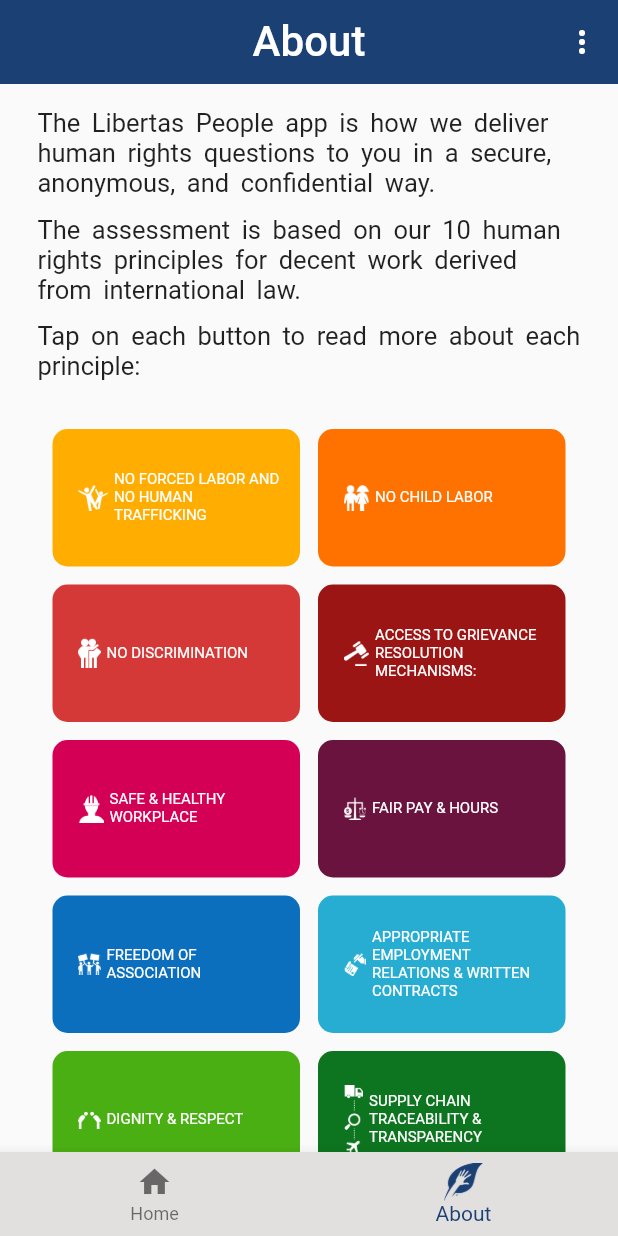
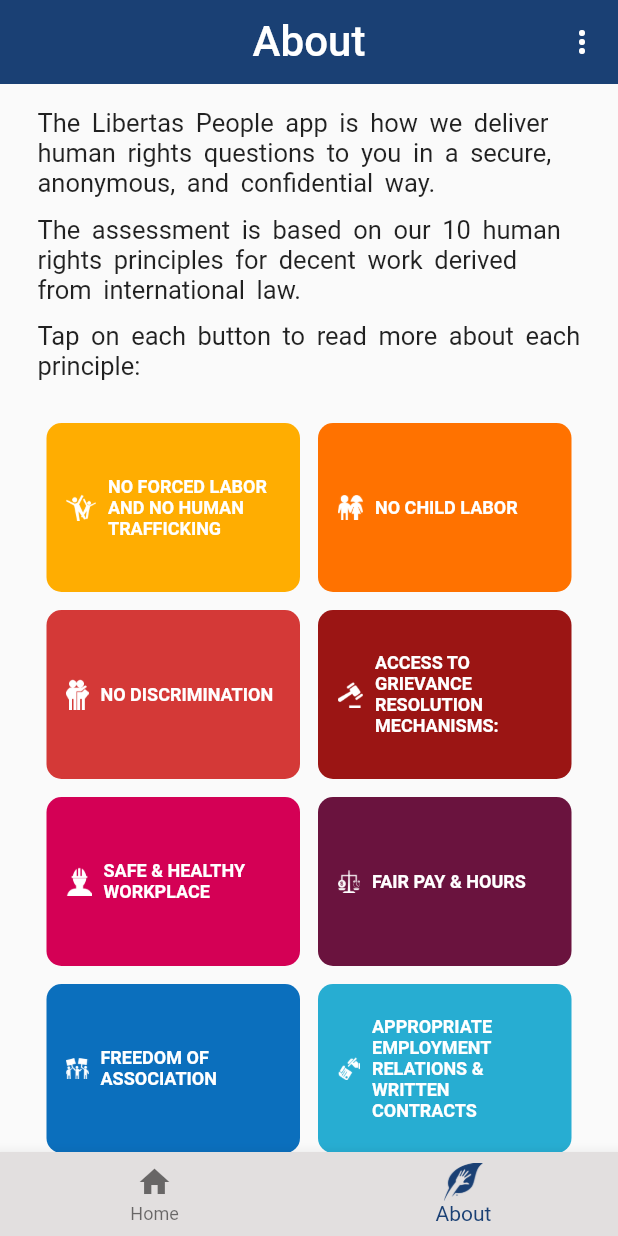
Before and after one commit to slavefreetrade/libertas_people, a Flutter app: the TabBarController screen opened directly, item 2 of the bottom bar chosen, on a phone screen of 412 x 824 dp. Run offline on Flutter 3.47's test engine with Material 2 defaults, Android fonts, the phone set to English and light mode, and no system bars; our stand-ins replace device_info, firebase_core, firebase_messaging, flutter_bloc, flutter_secure_storage, flutter_svg and 1 more; accounts and stored records are empty; generated files the repository leaves out were written again.

Commit message:
fix: minor ui fixes

```diff
--- a/lib/features/about/about.dart
+++ b/lib/features/about/about.dart
@@ -86,17 +86,19 @@ class _AboutPageState extends State<AboutPage> {
                   primary: false,
                   shrinkWrap: true,
                   physics: const NeverScrollableScrollPhysics(),
-                  padding: const EdgeInsets.all(10),
+                  padding: const EdgeInsets.all(6),
                   mainAxisSpacing: 12,
                   crossAxisSpacing: 12,
                   crossAxisCount: 2,
-                  childAspectRatio: 1.8,
+                  childAspectRatio: 1.5,
                   children: getAboutData(context).map((principle) {
                     return TextButton(
                       style: ButtonStyle(
-                        shape: MaterialStateProperty.all(RoundedRectangleBorder(
-                          borderRadius: BorderRadius.circular(10),
-                        )),
+                        shape: MaterialStateProperty.all(
+                          RoundedRectangleBorder(
+                            borderRadius: BorderRadius.circular(10),
+                          ),
+                        ),
                         backgroundColor: MaterialStateProperty.all(
                           Color(principle['color'] as int),
                         ),
@@ -117,38 +119,22 @@ class _AboutPageState extends State<AboutPage> {
                       child: Padding(
                         padding: const EdgeInsets.only(left: 5, right: 5),
                         child: Row(
-                          // crossAxisAlignment: CrossAxisAlignment.center,
-                          // mainAxisAlignment: MainAxisAlignment.center,
                           children: [
-                            Column(
-                              mainAxisAlignment: MainAxisAlignment.center,
-                              children: [
-                                // Text(
-                                //   principle['id'] as String,
-                                //   style: const TextStyle(
-                                //       color: AppColors.white,
-                                //       fontSize: 28,
-                                //       fontWeight: FontWeight.w300),
-                                // ),
-                                Padding(
-                                  padding: const EdgeInsets.only(
-                                    left: 4,
-                                    right: 4,
-                                  ),
-                                  child: Image.asset(
-                                    principle['image'] as String,
-                                    width: principle['image_size'] as double,
-                                  ),
-                                ),
-                              ],
+                            Center(
+                              child: Image.asset(
+                                principle['image'] as String,
+                                width: principle['image_size'] as double,
+                              ),
                             ),
+                            const SizedBox(width: 8),
                             Flexible(
                               child: Text(
                                 principle['title'] as String,
                                 textAlign: TextAlign.start,
                                 style: const TextStyle(
                                   color: AppColors.white,
-                                  fontSize: 10,
+                                  fontWeight: FontWeight.w600,
+                                  fontSize: 12,
                                 ),
                                 softWrap: true,
                               ),
--- a/lib/features/home/home_page_content/unfinished_survey_content.dart
+++ b/lib/features/home/home_page_content/unfinished_survey_content.dart
@@ -1,4 +1,5 @@
 import 'package:flutter/material.dart';
+import 'package:flutter_svg/svg.dart';
 import 'package:libertaspeople/features/survey/survey_cubit.dart';
 import 'package:flutter_bloc/flutter_bloc.dart';
 import 'package:libertaspeople/generated/l10n.dart';
@@ -39,7 +40,7 @@ class UnfinishedSurveyContent extends StatelessWidget {
               children: [
                 SizedBox(
                   height: 50,
-                  child: Image.asset(AppImages.group129),
+                  child: SvgPicture.asset(AppImages.yesNo2Svg),
                 ),
                 Flexible(
                   child: Column(
--- a/lib/features/home/home_page_content/welcome_back_content.dart
+++ b/lib/features/home/home_page_content/welcome_back_content.dart
@@ -1,4 +1,5 @@
 import 'package:flutter/material.dart';
+import 'package:flutter_svg/flutter_svg.dart';
 import 'package:libertaspeople/features/survey/survey_cubit.dart';
 import 'package:flutter_bloc/flutter_bloc.dart';
 import 'package:libertaspeople/generated/l10n.dart';
@@ -33,7 +34,7 @@ class WelcomeBackContent extends StatelessWidget {
               children: [
                 SizedBox(
                   height: 50,
-                  child: Image.asset(AppImages.group129),
+                  child: SvgPicture.asset(AppImages.yesNo2Svg),
                 ),
                 Flexible(
                   child: Column(
--- a/lib/features/home/home_page_content/welcome_first_time_content.dart
+++ b/lib/features/home/home_page_content/welcome_first_time_content.dart
@@ -1,4 +1,5 @@
 import 'package:flutter/material.dart';
+import 'package:flutter_svg/svg.dart';
 import '../../../generated/l10n.dart';
 import '../../../shared_ui_elements/buttons/button_orange_color.dart';
 import '../../../shared_ui_elements/images.dart';
@@ -63,7 +64,7 @@ class _WelcomeFirstTimeContentState extends State<WelcomeFirstTimeContent> {
                 SizedBox(
                   height: 50,
                   width: 50,
-                  child: Image.asset(AppImages.i),
+                  child: SvgPicture.asset(AppImages.yesNo1Svg),
                 ),
                 const Spacer(),
                 Flexible(
--- a/lib/features/onboarding/onboarding_tab_view.dart
+++ b/lib/features/onboarding/onboarding_tab_view.dart
@@ -41,7 +41,7 @@ class OnBoardingTabView extends StatelessWidget {
                 const SizedBox(height: 25),
                 Text(
                   bottomText,
-                  textAlign: TextAlign.justify,
+                  textAlign: TextAlign.left,
                   softWrap: true,
                   style: const TextStyle(
                     color: AppColors.darkBlue,
--- a/lib/features/survey/survey_question_page.dart
+++ b/lib/features/survey/survey_question_page.dart
@@ -108,7 +108,7 @@ class _SurveyQuestionPageState extends State<SurveyQuestionPage> {
                                 vertical: 30, horizontal: 20),
                             // height: height * 0.35,
                             child: Text(
-                              _question.display,
+                              formatQuestionText(_question.display),
                               style: const TextStyle(fontSize: 20),
                             ),
                           ),
@@ -191,6 +191,10 @@ class _SurveyQuestionPageState extends State<SurveyQuestionPage> {
     );
   }
 
+  String formatQuestionText(String text) {
+    return text.replaceAll('<br>', '\n').replaceAll('&nbsp;', ' ');
+  }
+
   Future<bool> _onBackPressed(BuildContext context) {
     showDialog(
       context: context,
--- a/lib/l10n/intl_en.arb
+++ b/lib/l10n/intl_en.arb
@@ -14,7 +14,7 @@
  "next": "Next",
  "information": "Information",
  "yourValuableInputIn5Minutes": "Before you start the workplace assessment, we would just like to remind you:",
- "pleaseAnswerFreelyBasedOnYourOwnExperiencesAndObservations": "Answering to the following questions will not expose you to any risk or repercussion with your managers or employer.",
+ "pleaseAnswerFreelyBasedOnYourOwnExperiencesAndObservations": "Answering the following questions will not expose you to any risk or repercussion with your managers or employer.",
  "nobodyShouldTellYouWhatToAnswerOrControlYouWhenYouTakeTheSurvey": "Nobody should tell you what to answer or control you when you take the assessment.",
  "completingTheSurveyWillNotExposeYouToAnyRiskOrRepercussionWithYour": "Please answer freely based on your own experience and observations.",
  "questionsMarkedWithAStarSymbolAreObligatoryToAnswer": "",
@@ -30,7 +30,7 @@
  "youHaveNoSurveysAtTheMomentWeWillNotifyYouWhenThereIsANewSurveyAvailable": "You have no questionnaires to complete at the moment. We will notify you when the new assessment starts.",
  "youHaveASurveyThatHasNotBeenCompleted": "You have a questionnaire that has not been completed.",
  "yourSurveyForTheMonthIsUnfinishedPleaseTakeAFewMinutesToFinishIt":  "There are still some questions remaining for this assessment. Please take a few minutes to complete it.",
- "finishSurvey": "Complete your Assessment",
+ "finishSurvey": "Complete Assessment",
  "welcomeBack": "Welcome back",
  "yourMonthlySurveyWith10BinaryQuestionsIsReady": "Your monthly survey with 10 binary questions is ready.",
  "takeSurvey": "Start your Assessment",
--- a/lib/shared_ui_elements/images.dart
+++ b/lib/shared_ui_elements/images.dart
@@ -3,10 +3,11 @@ class AppImages {
   static const String onBoarding1 = 'assets/onboarding-1.svg';
   static const String onBoarding2 = 'assets/onboarding-2.svg';
   static const String onBoarding3 = 'assets/onboarding-3.png';
-  static const String womenFallingInLineHoldingEachOther = 'assets/woman-falling-in-line-holding-each-other-1206059 1.jpg';
-  static const String group129 = 'assets/icons/Group 129.png';
+  static const String womenFallingInLineHoldingEachOther =
+      'assets/woman-falling-in-line-holding-each-other-1206059 1.jpg';
+  static const String yesNo2Svg = 'assets/icons/yes-no2.svg';
+  static const String yesNo1Svg = 'assets/icons/yes-no1.svg';
   static const String ima = 'assets/icons/ima.png';
-  static const String i = 'assets/icons/i.png';
   static const String im = 'assets/icons/im.png';
   static const String logoImage = 'assets/slavefreetrade_logo.png';
   static const String logoText = 'assets/slavefreetrade_logo_text.png';
```
Also changed, not shown: lib/features/survey/survey_information_page.dart (+5 -7 lines), assets/icons/Group 129.png (deleted), assets/icons/i.png (deleted), assets/icons/yes-no1.svg (added), assets/icons/yes-no2.svg (added), lib/generated/intl/messages_en.dart, lib/generated/l10n.dart.
